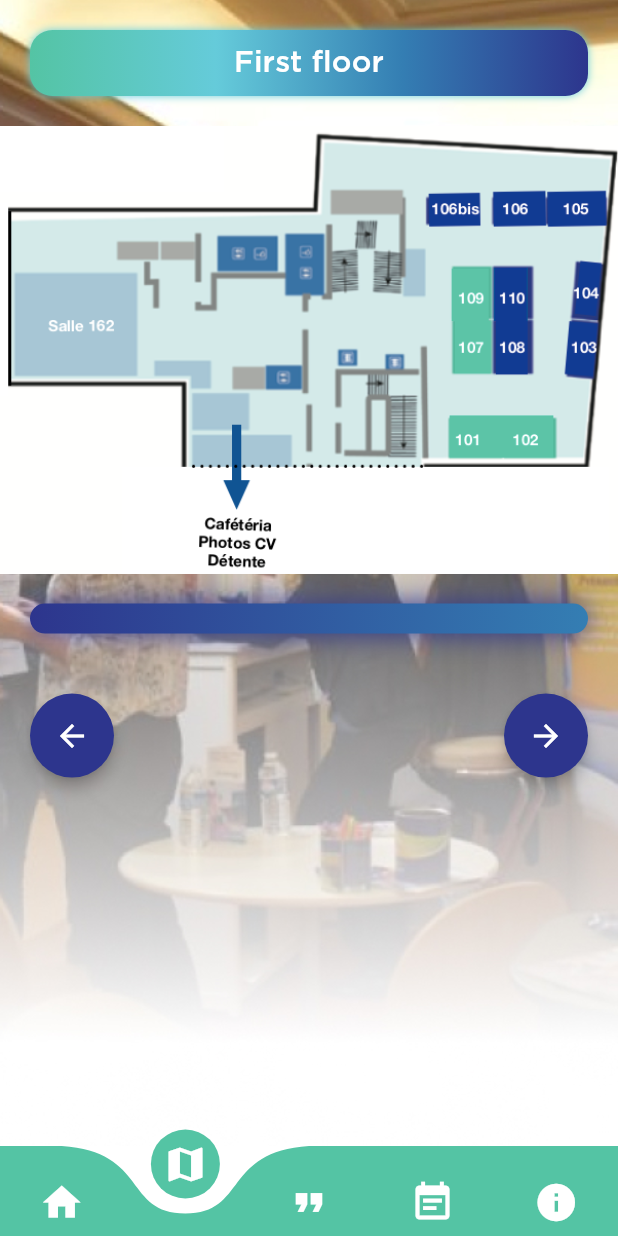
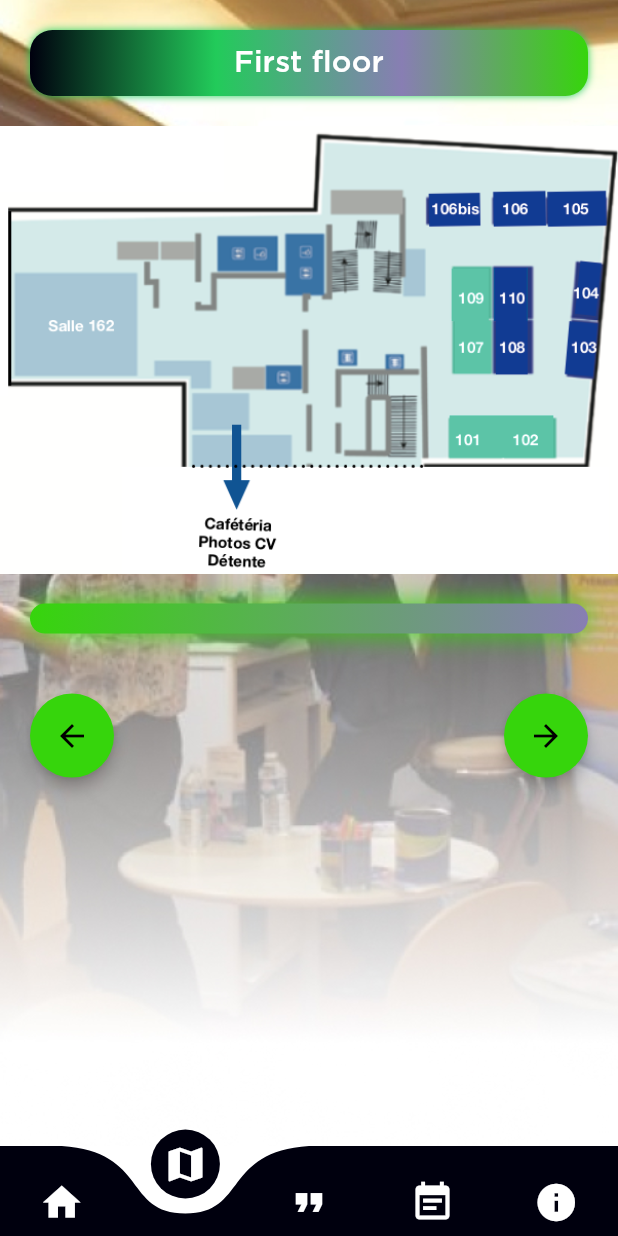
Before and after one commit to fouques1u/ForumHorizonChimie2020, a Flutter app: the screen it shows after launch, after a tap on "Firms", after a tap on "Ground floor", after a tap on the "arrow forward" icon, on a phone screen of 412 x 824 dp. Run offline on Flutter 3.47's test engine with Material 2 defaults, Android fonts, the phone set to English and light mode, and no system bars; drawn by our look-alikes of curved_navigation_bar; our stand-ins replace cloud_firestore, device_info, font_awesome_flutter, shared_preferences; accounts and stored records are empty; statements that could not run were skipped.

Commit message:
Added customizable colors

```diff
--- a/lib/colors.dart
+++ b/lib/colors.dart
@@ -1,11 +1,37 @@
 
 import 'dart:ui';
 import 'package:flutter/material.dart';
+import 'package:cloud_firestore/cloud_firestore.dart';
 
-const darkBlueColor = Color.fromRGBO(45, 53, 141, 1);
-const simpleBlueColor = Color.fromRGBO(52, 126, 179, 1);
-const lightBlueColor = Color.fromRGBO(101, 203, 218, 1);
-const lightGreenColor = Color.fromRGBO(84, 196, 164, 1);
+Future<List<Color>> getColors() async {
+  List<DocumentSnapshot> data = await Firestore.instance
+      .collection('couleur')
+      .getDocuments()
+      .then((QuerySnapshot querySnapshot) {
+    return querySnapshot.documents;
+  });
+
+  data.sort((s1, s2) {
+    return s1.documentID.compareTo(s2.documentID);
+  });
+
+  List<Color> result = data.map((DocumentSnapshot snapshot) {
+    return Color.fromRGBO(snapshot.data['red'], snapshot.data['green'], snapshot.data['blue'], 1);
+  }).toList();
+
+  colorFour = result[3];
+  colorThree = result[2];
+  colorTwo = result[1];
+  colorOne = result[0];
+
+  return result;
+}
+
+Color colorFour = Color.fromRGBO(54, 213, 12, 1);
+Color colorThree = Color.fromRGBO(136, 126, 179, 1);
+Color colorTwo = Color.fromRGBO(34, 203, 90, 1);
+Color colorOne = Color.fromRGBO(256, 256, 14, 1);
+
 const white = Colors.white;
 
 const double titleTextSize = 22;
--- a/lib/main.dart
+++ b/lib/main.dart
@@ -32,6 +32,7 @@ class _MyAppState extends State<MyApp> {
     getCreneaux();
     getConferences();
     getDeviceId();
+    getColors();
   }
 
   onLocaleChange(Locale locale) {
@@ -46,7 +47,7 @@ class _MyAppState extends State<MyApp> {
       title: 'Forum Horizon Chimie',
       theme: ThemeData(
         primaryColor: Colors.white,
-        accentColor: darkBlueColor,
+        accentColor: colorFour,
         bottomAppBarColor: Colors.white,
         textTheme: TextTheme(
           body1: TextStyle(
@@ -57,7 +58,7 @@ class _MyAppState extends State<MyApp> {
           body2: TextStyle(
             fontSize: 14,
             fontFamily: 'Gotham',
-            color: darkBlueColor,
+            color: colorFour,
           ),
           title: TextStyle(
               fontSize: 22, color: Colors.white, fontFamily: 'Gotham'),
--- a/lib/screens/home_screen.dart
+++ b/lib/screens/home_screen.dart
@@ -64,7 +64,7 @@ class _HomeScreenState extends State<HomeScreen> {
                 style: Theme.of(context)
                     .textTheme
                     .title
-                    .apply(color: darkBlueColor),
+                    .apply(color: colorFour),
               ),
             ),
           ),
@@ -75,8 +75,8 @@ class _HomeScreenState extends State<HomeScreen> {
               borderRadius: BorderRadius.circular(15),
               gradient: LinearGradient(
                 colors: <Color>[
-                  darkBlueColor,
-                  simpleBlueColor,
+                  colorFour,
+                  colorThree,
                 ],
                 begin: Alignment.topLeft,
                 end: Alignment.bottomRight,
@@ -85,7 +85,7 @@ class _HomeScreenState extends State<HomeScreen> {
                 BoxShadow(
                   blurRadius: 15.0,
                   spreadRadius: 0.0,
-                  color: darkBlueColor,
+                  color: colorFour,
                 )
               ],
             ),
@@ -162,7 +162,7 @@ class _HomeScreenState extends State<HomeScreen> {
               children: <Widget>[
                 GridTileClassic(
                   height: 50,
-                  colorTile: darkBlueColor,
+                  colorTile: colorFour,
                   textCode: "firms",
                   onTapFunction: () async {
                     widget.selectDestination(1);
@@ -173,7 +173,7 @@ class _HomeScreenState extends State<HomeScreen> {
                 ),
                 GridTileClassic(
                   height: 50,
-                  colorTile: simpleBlueColor,
+                  colorTile: colorThree,
                   textCode: 'conference',
                   onTapFunction: () => widget.selectDestination(2),
                 ),
@@ -182,7 +182,7 @@ class _HomeScreenState extends State<HomeScreen> {
                 ),
                 GridTileClassic(
                   height: 50,
-                  colorTile: lightBlueColor,
+                  colorTile: colorTwo,
                   textCode: "cv_registering",
                   onTapFunction: () => widget.selectDestination(3),
                 ),
@@ -191,7 +191,7 @@ class _HomeScreenState extends State<HomeScreen> {
                 ),
                 GridTileClassic(
                   height: 50,
-                  colorTile: lightGreenColor,
+                  colorTile: colorOne,
                   textCode: "options",
                   onTapFunction: () => widget.selectDestination(4),
                 ),
--- a/lib/screens/map_pages/first_floor.dart
+++ b/lib/screens/map_pages/first_floor.dart
@@ -70,8 +70,8 @@ class FirstFloorPage extends StatelessWidget {
             decoration: BoxDecoration(
               gradient: LinearGradient(
                 colors: <Color>[
-                  darkBlueColor,
-                  simpleBlueColor,
+                  colorFour,
+                  colorThree,
                 ],
                 begin: Alignment.topLeft,
                 end: Alignment.bottomRight,
@@ -80,11 +80,11 @@ class FirstFloorPage extends StatelessWidget {
                 BoxShadow(
                   blurRadius: 15.0,
                   spreadRadius: 0.0,
-                  color: darkBlueColor,
+                  color: colorFour,
                 )
               ],
               shape: BoxShape.rectangle,
-              color: darkBlueColor,
+              color: colorFour,
               borderRadius: BorderRadius.circular(10),
             ),
             child: ListView(
--- a/lib/screens/map_pages/search_firm.dart
+++ b/lib/screens/map_pages/search_firm.dart
@@ -116,19 +116,19 @@ class _SearchFirmPageState extends State<SearchFirmPage> {
               width: double.infinity,
               margin: EdgeInsets.fromLTRB(15, 10, 15, 30),
               decoration: BoxDecoration(
-                color: simpleBlueColor,
+                color: colorThree,
                 borderRadius: BorderRadius.circular(10),
                 boxShadow: [
                   BoxShadow(
                     blurRadius: 15.0,
                     spreadRadius: 0.0,
-                    color: darkBlueColor,
+                    color: colorFour,
                   )
                 ],
                 gradient: LinearGradient(
                   colors: <Color>[
-                    simpleBlueColor,
-                    darkBlueColor,
+                    colorThree,
+                    colorFour,
                   ],
                   end: Alignment.topLeft,
                   begin: Alignment.bottomRight,
@@ -150,7 +150,7 @@ class _SearchFirmPageState extends State<SearchFirmPage> {
                         hintStyle: Theme.of(context).textTheme.body2,
                         prefixIcon: Icon(
                           Icons.search,
-                          color: darkBlueColor,
+                          color: colorFour,
                         ),
                       ),
                       onChanged: (String text) => onSearchTextChanged(text),
@@ -250,7 +250,7 @@ class _SearchFirmPageState extends State<SearchFirmPage> {
                 children: <Widget>[
                   buildFloorButtons(
                     context: context,
-                    colorTile: darkBlueColor,
+                    colorTile: colorFour,
                     icon: Icon(
                       Icons.filter_1,
                       color: Colors.white,
@@ -268,7 +268,7 @@ class _SearchFirmPageState extends State<SearchFirmPage> {
                   SizedBox(height: 15),
                   buildFloorButtons(
                     context: context,
-                    colorTile: simpleBlueColor,
+                    colorTile: colorThree,
                     icon: Icon(
                       Icons.filter_2,
                       color: Colors.white,
@@ -286,7 +286,7 @@ class _SearchFirmPageState extends State<SearchFirmPage> {
                   SizedBox(height: 15),
                   buildFloorButtons(
                     context: context,
-                    colorTile: lightBlueColor,
+                    colorTile: colorTwo,
                     icon: Icon(
                       Icons.filter_3,
                       color: Colors.white,
--- a/lib/screens/map_pages/second_floor.dart
+++ b/lib/screens/map_pages/second_floor.dart
@@ -61,8 +61,8 @@ class SecondFloorPage extends StatelessWidget {
             decoration: BoxDecoration(
               gradient: LinearGradient(
                 colors: <Color>[
-                  darkBlueColor,
-                  simpleBlueColor,
+                  colorFour,
+                  colorThree,
                 ],
                 begin: Alignment.topLeft,
                 end: Alignment.bottomRight,
@@ -71,11 +71,11 @@ class SecondFloorPage extends StatelessWidget {
                 BoxShadow(
                   blurRadius: 15.0,
                   spreadRadius: 0.0,
-                  color: darkBlueColor,
+                  color: colorFour,
                 )
               ],
               shape: BoxShape.rectangle,
-              color: darkBlueColor,
+              color: colorFour,
               borderRadius: BorderRadius.circular(10),
             ),
             child: ListView(
--- a/lib/widgets/curved_bottom_navigation_bar.dart
+++ b/lib/widgets/curved_bottom_navigation_bar.dart
@@ -14,7 +14,7 @@ class CurvedBottomNavigationBar extends StatelessWidget {
       key: bottomNavigationKey,
       animationDuration: Duration(milliseconds: 650),
       height: 60,
-      color: lightGreenColor,
+      color: colorOne,
       backgroundColor: Colors.white,
       animationCurve: Curves.ease,
       items: [
--- a/lib/widgets/list_tile_firm_widget.dart
+++ b/lib/widgets/list_tile_firm_widget.dart
@@ -11,7 +11,7 @@ class ListTileFirmWidget extends StatelessWidget {
 
   void showFirmInformations(BuildContext context) {
     showModalBottomSheet(
-      backgroundColor: lightGreenColor,
+      backgroundColor: colorOne,
       context: context,
       elevation: 4,
       shape: RoundedRectangleBorder(
--- a/lib/widgets/outline_button_classic.dart
+++ b/lib/widgets/outline_button_classic.dart
@@ -12,7 +12,7 @@ class OutlineButtonClassic extends StatelessWidget {
   @override
   Widget build(BuildContext context) {
     return InkWell(
-      highlightColor: lightBlueColor,
+      highlightColor: colorTwo,
       child: Container(
         padding: EdgeInsets.symmetric(
           vertical: 1,
@@ -21,7 +21,7 @@ class OutlineButtonClassic extends StatelessWidget {
         child: FittedBox(
           child: Text(
             text,
-            style: TextStyle(color: lightBlueColor),
+            style: TextStyle(color: colorTwo),
           ),
         ),
         decoration: BoxDecoration(
--- a/lib/widgets/page_title_classic.dart
+++ b/lib/widgets/page_title_classic.dart
@@ -17,10 +17,10 @@ class ClassicPageTitle extends StatelessWidget {
       decoration: BoxDecoration(
         gradient: LinearGradient(
           colors: <Color>[
-            lightGreenColor,
-            lightBlueColor,
-            simpleBlueColor,
-            darkBlueColor,
+            colorOne,
+            colorTwo,
+            colorThree,
+            colorFour,
           ],
         ),
         borderRadius: BorderRadius.circular(15),
@@ -28,7 +28,7 @@ class ClassicPageTitle extends StatelessWidget {
         boxShadow: [
           BoxShadow(
             blurRadius: 4,
-            color: lightBlueColor,
+            color: colorTwo,
           ),
         ],
       ),
--- a/pubspec.yaml
+++ b/pubspec.yaml
@@ -36,6 +36,7 @@ dependencies:
   device_info: ^0.4.1+1
   flutter_launcher_icons: ^0.7.4
   shared_preferences: ^0.5.6
+  cached_network_image: ^2.2.0
 
 
 dev_dependencies:
```
Also changed, not shown: lib/screens/cv_screen.dart (+17 -17 lines), lib/screens/map_pages/third_floor.dart (+4 -4 lines), lib/screens/options_screen.dart (+6 -6 lines), lib/utils.dart (+11 -11 lines), lib/widgets/conference_widget.dart (+5 -5 lines), lib/widgets/slot_widget.dart (+4 -4 lines), pubspec.lock, 2 other files.
